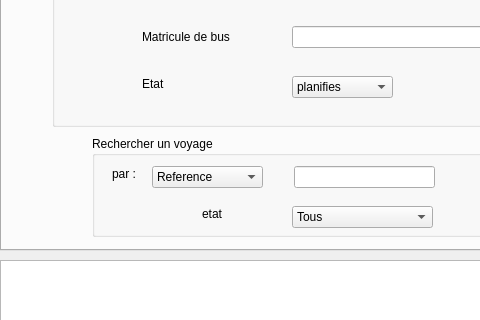
This is mainwindow.ui in azizjazzar/Projet as Qt 5 draws it before an edit; both pictures show x 0 to 480 and y 120 to 440 of the 1300 by 806 pixel window. The edited form follows.
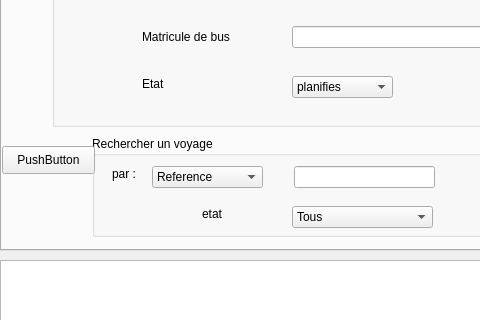
This is the edited form. Icons and pictures are not drawn. Custom widgets are drawn as their Qt base class.

What changed in the file:
```diff
--- a/mainwindow.ui
+++ b/mainwindow.ui
@@ -628,6 +628,19 @@
        </item>
       </widget>
      </widget>
+     <widget class="QPushButton" name="pushButton_3">
+      <property name="geometry">
+       <rect>
+        <x>0</x>
+        <y>240</y>
+        <width>93</width>
+        <height>28</height>
+       </rect>
+      </property>
+      <property name="text">
+       <string>PushButton</string>
+      </property>
+     </widget>
      <zorder>groupBox</zorder>
      <zorder>groupBox_2</zorder>
      <zorder>lineEdit_ref</zorder>
@@ -643,6 +656,7 @@
      <zorder>label_harriveprevu</zorder>
      <zorder>label_ref</zorder>
      <zorder>groupBox_4</zorder>
+     <zorder>pushButton_3</zorder>
     </widget>
     <widget class="QWidget" name="exporter">
      <attribute name="title">
```
